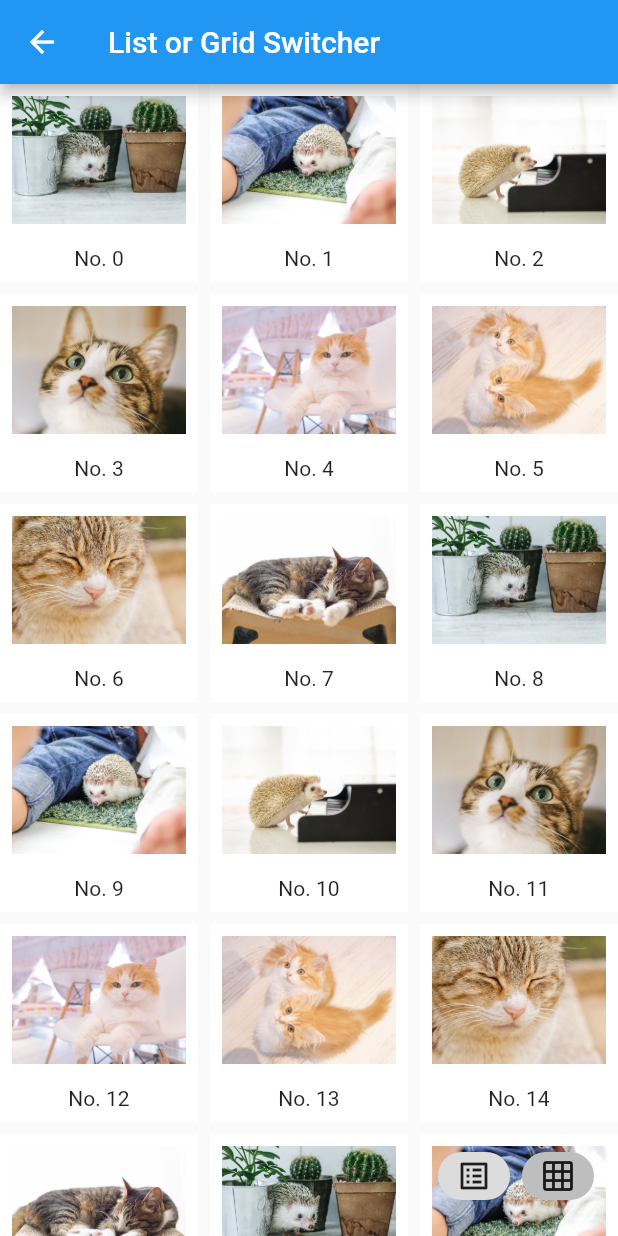
After one commit to riscait/flutter_playground, a Flutter app: the ListOrGridSwitcherPage screen opened directly, scrolled down 539 dp, after a tap on the "grid on" icon, on a phone screen of 412 x 824 dp. The commit adds this screen. Run offline on Flutter 3.47's test engine with Material 2 defaults, Android fonts, the phone set to English and light mode, and no system bars; our stand-ins replace flutter_hooks, freezed_annotation, hooks_riverpod, video_player.

Commit message:
add ListOrGridSwitcher

```diff
--- a/lib/src/home_page.dart
+++ b/lib/src/home_page.dart
@@ -4,6 +4,7 @@ import 'package:flutter_hooks/flutter_hooks.dart';
 import 'awaitable_button/awaitable_button.dart';
 import 'cutom_video_player/video_player_page.dart';
 import 'list_and_fade_bar/list_and_fade_bar.dart';
+import 'list_or_grid_switcher/list_or_grid_switcher.dart';
 import 'localization/localization.dart';
 import 'stretchable_half_modal/stretchable_half_modal.dart';
 
@@ -55,6 +56,10 @@ class HomePage extends HookWidget {
                   title: Text(Localized.of(context).awaitableButton),
                   onTap: () => navigateToPage(const AwaitableButtonPage()),
                 ),
+                ListTile(
+                  title: Text(Localized.of(context).listOrGridSwitcher),
+                  onTap: () => navigateToPage(const ListOrGridSwitcherPage()),
+                ),
               ],
             ),
           ),
--- /dev/null
+++ b/lib/src/list_or_grid_switcher/list_or_grid_switcher.dart
@@ -0,0 +1,203 @@
+import 'package:flutter/material.dart';
+import 'package:flutter_hooks/flutter_hooks.dart';
+import 'package:hooks_riverpod/hooks_riverpod.dart';
+
+import '../localization/localization.dart';
+
+class ListOrGridSwitcherPage extends HookWidget {
+  const ListOrGridSwitcherPage({
+    Key? key,
+  }) : super(key: key);
+
+  @override
+  Widget build(BuildContext context) {
+    return Scaffold(
+      appBar: AppBar(
+        title: Text(Localized.of(context).listOrGridSwitcher),
+      ),
+      body: SafeArea(child: const ListOrGrid()),
+    );
+  }
+}
+
+enum _DisplayMode {
+  list,
+  grid,
+}
+
+final displayModeProvider = StateProvider((ref) => _DisplayMode.list);
+
+class ListOrGrid extends HookWidget {
+  const ListOrGrid({
+    Key? key,
+  }) : super(key: key);
+
+  @override
+  Widget build(BuildContext context) {
+    final displayMode = useProvider(displayModeProvider).state;
+    return Stack(
+      alignment: Alignment.bottomRight,
+      children: [
+        displayMode == _DisplayMode.list
+            ? const _ListView()
+            : const _GridView(),
+        _ModeSelector(displayMode: displayMode),
+      ],
+    );
+  }
+}
+
+class _ModeSelector extends StatelessWidget {
+  const _ModeSelector({
+    Key? key,
+    required this.displayMode,
+  }) : super(key: key);
+
+  final _DisplayMode displayMode;
+
+  @override
+  Widget build(BuildContext context) {
+    return Container(
+      padding: const EdgeInsets.only(right: 16, bottom: 16),
+      child: Row(
+        mainAxisAlignment: MainAxisAlignment.end,
+        children: [
+          ChoiceChip(
+            label: Icon(Icons.list_alt),
+            selected: displayMode == _DisplayMode.list,
+            onSelected: (isOn) => isOn
+                ? context.read(displayModeProvider).state = _DisplayMode.list
+                : null,
+          ),
+          const SizedBox(width: 8),
+          ChoiceChip(
+            label: Icon(Icons.grid_on),
+            selected: displayMode == _DisplayMode.grid,
+            onSelected: (isOn) => isOn
+                ? context.read(displayModeProvider).state = _DisplayMode.grid
+                : null,
+          ),
+        ],
+      ),
+    );
+  }
+}
+
+class _ListView extends StatelessWidget {
+  const _ListView({
+    Key? key,
+  }) : super(key: key);
+
+  @override
+  Widget build(BuildContext context) {
+    return ListView.separated(
+      itemCount: itemList.length,
+      separatorBuilder: (_, __) => const Divider(height: 1),
+      itemBuilder: (context, index) {
+        final item = itemList[index];
+        return ListTile(
+          contentPadding: const EdgeInsets.symmetric(
+            vertical: 4,
+            horizontal: 16,
+          ),
+          leading: Image.asset(
+            item.imageSrc,
+            width: 80,
+            fit: BoxFit.cover,
+          ),
+          title: Text(item.title),
+        );
+      },
+    );
+  }
+}
+
+class _GridView extends StatelessWidget {
+  const _GridView({
+    Key? key,
+  }) : super(key: key);
+
+  @override
+  Widget build(BuildContext context) {
+    const marginSpacing = 8.0;
+    const paddingSpacing = 8.0;
+    const imageAspect = 3 / 4;
+    final width = MediaQuery.of(context).size.width;
+    final crossAxisCount = width ~/ 128;
+    final imageHeight =
+        (width / crossAxisCount - marginSpacing - paddingSpacing * 2) *
+            imageAspect;
+    return GridView.builder(
+      gridDelegate: SliverGridDelegateWithFixedCrossAxisCount(
+        crossAxisCount: crossAxisCount,
+        crossAxisSpacing: marginSpacing,
+        mainAxisSpacing: marginSpacing,
+      ),
+      itemCount: itemList.length,
+      itemBuilder: (context, index) {
+        final item = itemList[index];
+        return Container(
+          alignment: Alignment.bottomCenter,
+          padding: const EdgeInsets.all(paddingSpacing),
+          color: Theme.of(context).colorScheme.surface,
+          child: Column(
+            mainAxisAlignment: MainAxisAlignment.spaceBetween,
+            children: [
+              Image.asset(
+                item.imageSrc,
+                width: double.infinity,
+                height: imageHeight,
+                fit: BoxFit.cover,
+              ),
+              Center(child: Text(item.title)),
+            ],
+          ),
+        );
+      },
+    );
+  }
+}
+
+class Item {
+  const Item({
+    required this.title,
+    required this.imageSrc,
+  });
+
+  final String title;
+  final String imageSrc;
+}
+
+final itemList = List.generate(
+  20,
+  (index) => Item(title: 'No. $index', imageSrc: pakutasoImages[index]),
+);
+
+final pakutasoImages = [
+  'assets/images/pakutaso/KAZUHIRO171013003_TP_V4.jpg',
+  'assets/images/pakutaso/KAZUHIRO171013104_TP_V4.jpg',
+  'assets/images/pakutaso/KAZUHIRO171013187_TP_V4.jpg',
+  'assets/images/pakutaso/miagerukijineko171027_TP_V4.jpg',
+  'assets/images/pakutaso/nyannko458A3673_TP_V4.jpg',
+  'assets/images/pakutaso/nyannko458A3685_TP_V4.jpg',
+  'assets/images/pakutaso/SSK_utoutosuruneko_TP_V4.jpg',
+  'assets/images/pakutaso/tomneko1215A1325_TP_V4.jpg',
+  // repeatig
+  'assets/images/pakutaso/KAZUHIRO171013003_TP_V4.jpg',
+  'assets/images/pakutaso/KAZUHIRO171013104_TP_V4.jpg',
+  'assets/images/pakutaso/KAZUHIRO171013187_TP_V4.jpg',
+  'assets/images/pakutaso/miagerukijineko171027_TP_V4.jpg',
+  'assets/images/pakutaso/nyannko458A3673_TP_V4.jpg',
+  'assets/images/pakutaso/nyannko458A3685_TP_V4.jpg',
+  'assets/images/pakutaso/SSK_utoutosuruneko_TP_V4.jpg',
+  'assets/images/pakutaso/tomneko1215A1325_TP_V4.jpg',
+  // repeatig
+  'assets/images/pakutaso/KAZUHIRO171013003_TP_V4.jpg',
+  'assets/images/pakutaso/KAZUHIRO171013104_TP_V4.jpg',
+  'assets/images/pakutaso/KAZUHIRO171013187_TP_V4.jpg',
+  'assets/images/pakutaso/miagerukijineko171027_TP_V4.jpg',
+  'assets/images/pakutaso/nyannko458A3673_TP_V4.jpg',
+  'assets/images/pakutaso/nyannko458A3685_TP_V4.jpg',
+  'assets/images/pakutaso/SSK_utoutosuruneko_TP_V4.jpg',
+  'assets/images/pakutaso/tomneko1215A1325_TP_V4.jpg',
+];
--- a/lib/src/localization/message.dart
+++ b/lib/src/localization/message.dart
@@ -14,6 +14,7 @@ abstract class Message with _$Message {
     required String strechableHalfModal,
     required String awaitableButton,
     required String awaitableButtonDescription,
+    required String listOrGridSwitcher,
   }) = _Message;
 
   factory Message.of(Locale locale) {
@@ -35,6 +36,7 @@ abstract class Message with _$Message {
         awaitableButton: 'Exclusive Button',
         awaitableButtonDescription:
             'When the button is tapped, the indicator will start spinning inside the button and it will become untappable. When the asynchronous function passed to [onPressed] finishes, the button will become tapable again.',
+        listOrGridSwitcher: 'List or Grid Switcher',
       );
 
   factory Message.ja() => Message(
@@ -46,5 +48,6 @@ abstract class Message with _$Message {
         awaitableButton: '連打防止Button',
         awaitableButtonDescription:
             'ボタンをタップすると、ボタン内でインジケータが回り始めてタップできなくなる。[onPressed]に渡した非同期関数が終了すると、再度タップ可能になる。',
+        listOrGridSwitcher: 'List/Grid表示切り替え',
       );
 }
```
Also changed, not shown: lib/src/localization/message.freezed.dart.
